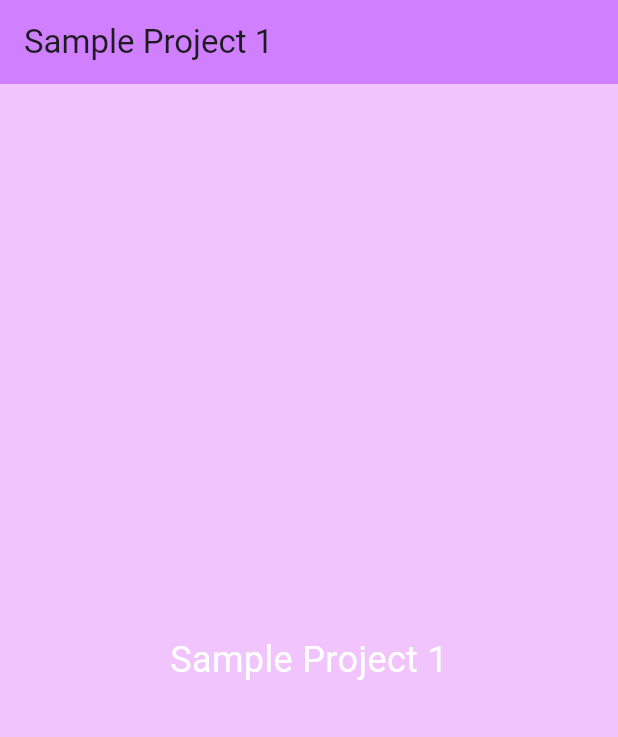
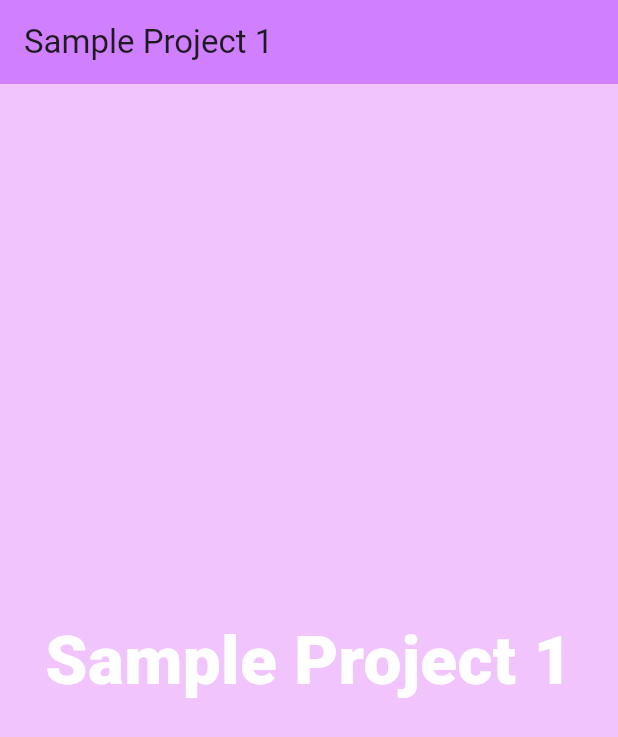
Before and after one commit to Liyo08/Flutter-Sample-Project-1, a Flutter app: the screen it shows after launch, on a phone screen of 412 x 824 dp. Shown: the top 737 px of the screen. Run offline on Flutter 3.47's test engine with Material 3 defaults, Android fonts, the light colour scheme and no system bars.

Commit message:
Text edited

```diff
--- a/lib/main.dart
+++ b/lib/main.dart
@@ -32,8 +32,9 @@ class HomeScreen extends StatelessWidget {
           child: Center(
         child: Text(' Sample Project 1 ',
             style: TextStyle(
-                fontSize: 24, color: const Color.fromARGB(255, 255, 255, 255))),
+                fontSize: 45, color: const Color.fromARGB(255, 255, 255, 255),fontWeight:FontWeight.w800, fontFamily: 'Roboto',)),
       )),
+
     );
   }
 }
```
